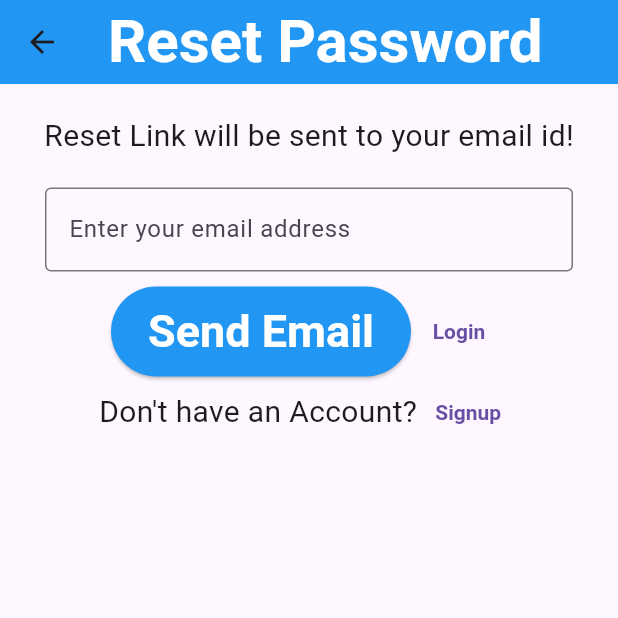
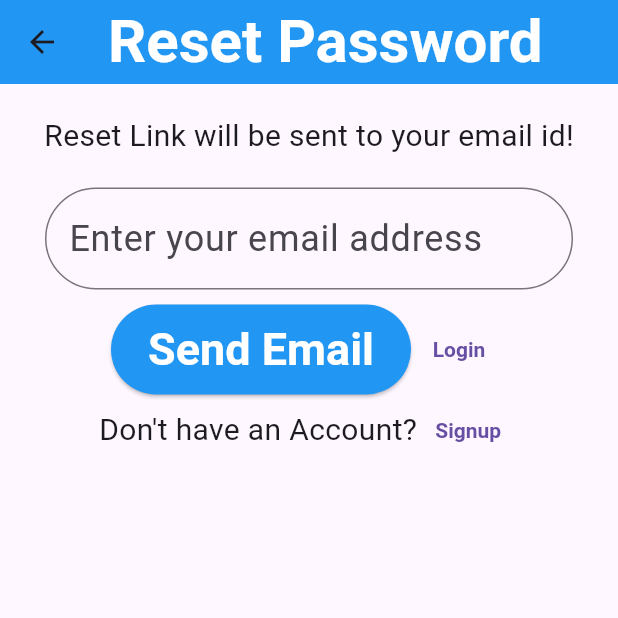
Before and after one commit to MuhammadBilalAkbar/flutter_secure_storage_plugin, a Flutter app: the ForgotPassword screen opened directly, on a phone screen of 412 x 824 dp, the top half of it. Run offline on Flutter 3.47's test engine with Material 3 defaults, Android fonts, the light colour scheme and no system bars; our stand-ins replace firebase_auth, firebase_core, flutter_secure_storage; accounts and stored records are empty.

Commit message:
Codes changes for Script

```diff
--- a/lib/pages/forgot_password_page.dart
+++ b/lib/pages/forgot_password_page.dart
@@ -1,5 +1,6 @@
 import 'package:flutter/material.dart';
 import 'package:firebase_auth/firebase_auth.dart';
+import 'package:flutter_secure_storage_plugin/widgets/text_field_builder.dart';
 
 import '../widgets/show_snackbar.dart';
 import 'signin_page.dart';
@@ -42,8 +43,6 @@ class ForgotPasswordState extends State<ForgotPassword> {
     }
   }
 
-
-
   @override
   Widget build(BuildContext context) => Scaffold(
         appBar: AppBar(
@@ -68,17 +67,9 @@ class ForgotPasswordState extends State<ForgotPassword> {
                     children: [
                       Container(
                         margin: const EdgeInsets.only(bottom: 10.0),
-                        child: TextFormField(
-                          autofocus: false,
-                          decoration: const InputDecoration(
-                            labelText: 'Enter your email address',
-                            border: OutlineInputBorder(),
-                            errorStyle: TextStyle(
-                              color: Colors.redAccent,
-                              fontSize: 15,
-                            ),
-                          ),
-                          controller: emailController,
+                        child: TextFieldBuilder(
+                          emailController: emailController,
+                          labelText: 'Enter your email address',
                           validator: (value) {
                             if (value == null || value.isEmpty) {
                               return 'Please Enter Email';
--- a/lib/pages/signin_page.dart
+++ b/lib/pages/signin_page.dart
@@ -1,8 +1,8 @@
 import 'package:flutter/material.dart';
 import 'package:flutter_secure_storage/flutter_secure_storage.dart';
 import 'package:firebase_auth/firebase_auth.dart';
-import 'package:flutter_secure_storage_plugin/widgets/show_snackbar.dart';
 
+import '../widgets/show_snackbar.dart';
 import '../widgets/text_button_builder.dart';
 import '../widgets/text_field_builder.dart';
 import 'forgot_password_page.dart';
```
